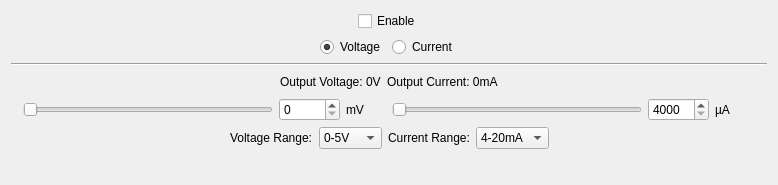
Above: src/brickv/plugin_system/plugins/industrial_analog_out/ui/industrial_analog_out.ui from Tinkerforge/brickv before the change. Below: the same form after it.
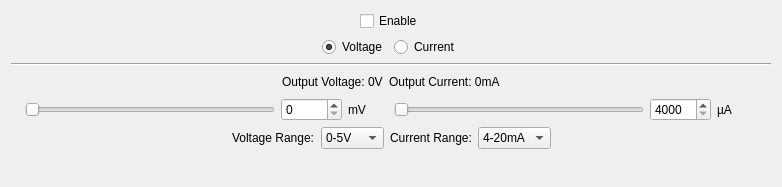
That is the form after the change.

Diff of the .ui file:
```diff
--- a/src/brickv/plugin_system/plugins/industrial_analog_out/ui/industrial_analog_out.ui
+++ b/src/brickv/plugin_system/plugins/industrial_analog_out/ui/industrial_analog_out.ui
@@ -6,8 +6,8 @@
    <rect>
     <x>0</x>
     <y>0</y>
-    <width>778</width>
-    <height>185</height>
+    <width>782</width>
+    <height>187</height>
    </rect>
   </property>
   <property name="windowTitle">
```
Left out of the diff: 4 changed lines with no effect on the pictures.
